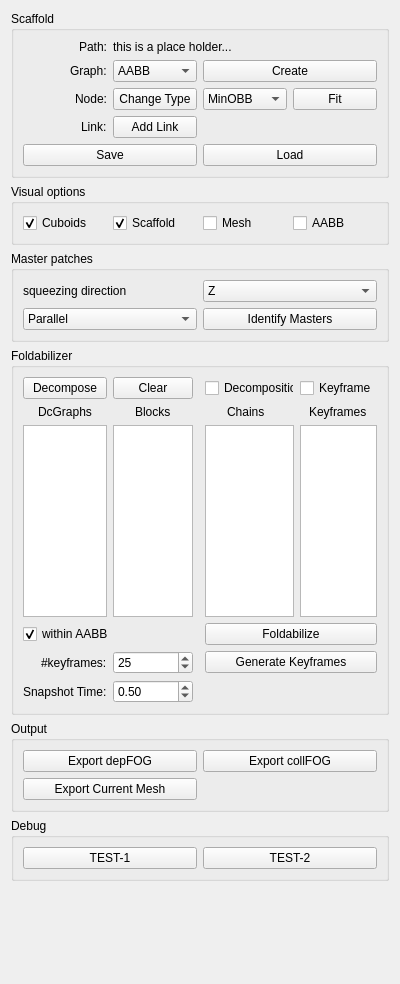
First picture: the form in FoldPlugin/FdWidget.ui, repository letienhung/fold-hcc, before the edit.
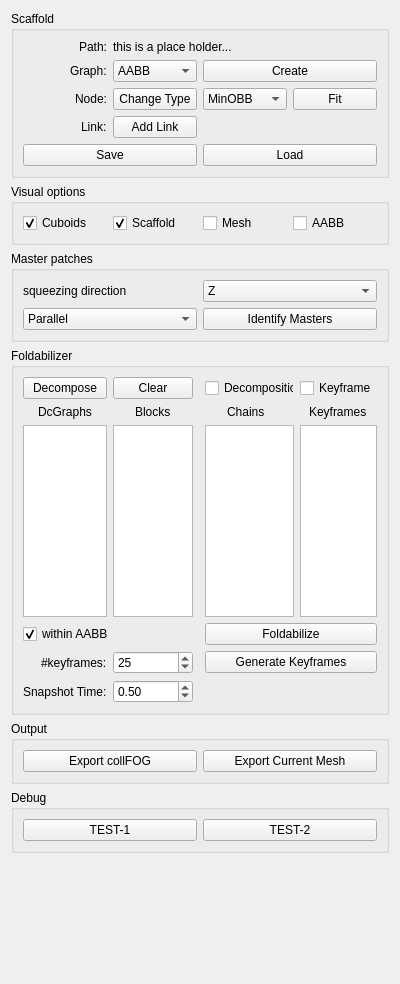
Second picture: the form after the edit.

The edit to the form file:
```diff
--- a/FoldPlugin/FdWidget.ui
+++ b/FoldPlugin/FdWidget.ui
@@ -407,27 +407,20 @@
       <string>Output</string>
      </property>
      <layout class="QGridLayout" name="gridLayout_6">
-      <item row="1" column="0">
-       <widget class="QPushButton" name="exportDepFOG">
-        <property name="text">
-         <string>Export depFOG</string>
-        </property>
-       </widget>
-      </item>
       <item row="2" column="0">
-       <widget class="QPushButton" name="exportCurrent">
-        <property name="text">
-         <string>Export Current Mesh</string>
-        </property>
-       </widget>
-      </item>
-      <item row="1" column="1">
        <widget class="QPushButton" name="exportCollFOG">
         <property name="text">
          <string>Export collFOG</string>
         </property>
        </widget>
       </item>
+      <item row="2" column="1">
+       <widget class="QPushButton" name="exportCurrent">
+        <property name="text">
+         <string>Export Current Mesh</string>
+        </property>
+       </widget>
+      </item>
      </layout>
     </widget>
    </item>
```
